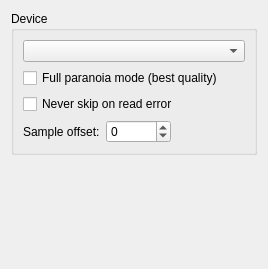
Old version of the form widgets/devicewidgetUI.ui in the repository KDE/audex.
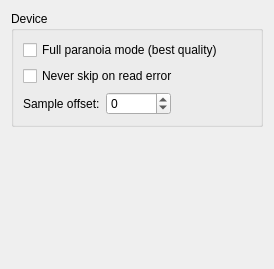
New version of the form. Custom widgets are drawn as their Qt base class.

What changed in the file:
```diff
--- a/widgets/devicewidgetUI.ui
+++ b/widgets/devicewidgetUI.ui
@@ -6,7 +6,7 @@
    <rect>
     <x>0</x>
     <y>0</y>
-    <width>268</width>
+    <width>274</width>
     <height>269</height>
    </rect>
   </property>
@@ -18,27 +18,20 @@
      </property>
      <layout class="QGridLayout" name="gridLayout">
       <item row="0" column="0">
-       <layout class="QHBoxLayout" name="_3">
-        <item>
-         <widget class="KComboBox" name="kcfg_cdDevice"/>
-        </item>
-       </layout>
-      </item>
-      <item row="1" column="0">
        <widget class="QCheckBox" name="kcfg_paranoiaMode">
         <property name="text">
          <string>Full paranoia mode (best quality)</string>
         </property>
        </widget>
       </item>
-      <item row="2" column="0">
+      <item row="1" column="0">
        <widget class="QCheckBox" name="kcfg_neverSkip">
         <property name="text">
          <string>Never skip on read error</string>
         </property>
        </widget>
       </item>
-      <item row="3" column="0">
+      <item row="2" column="0">
        <layout class="QHBoxLayout" name="horizontalLayout">
         <item>
          <widget class="QLabel" name="label">
@@ -91,11 +84,6 @@
   </layout>
  </widget>
  <customwidgets>
-  <customwidget>
-   <class>KComboBox</class>
-   <extends>QComboBox</extends>
-   <header>kcombobox.h</header>
-  </customwidget>
   <customwidget>
    <class>KIntSpinBox</class>
    <extends>QSpinBox</extends>
```
